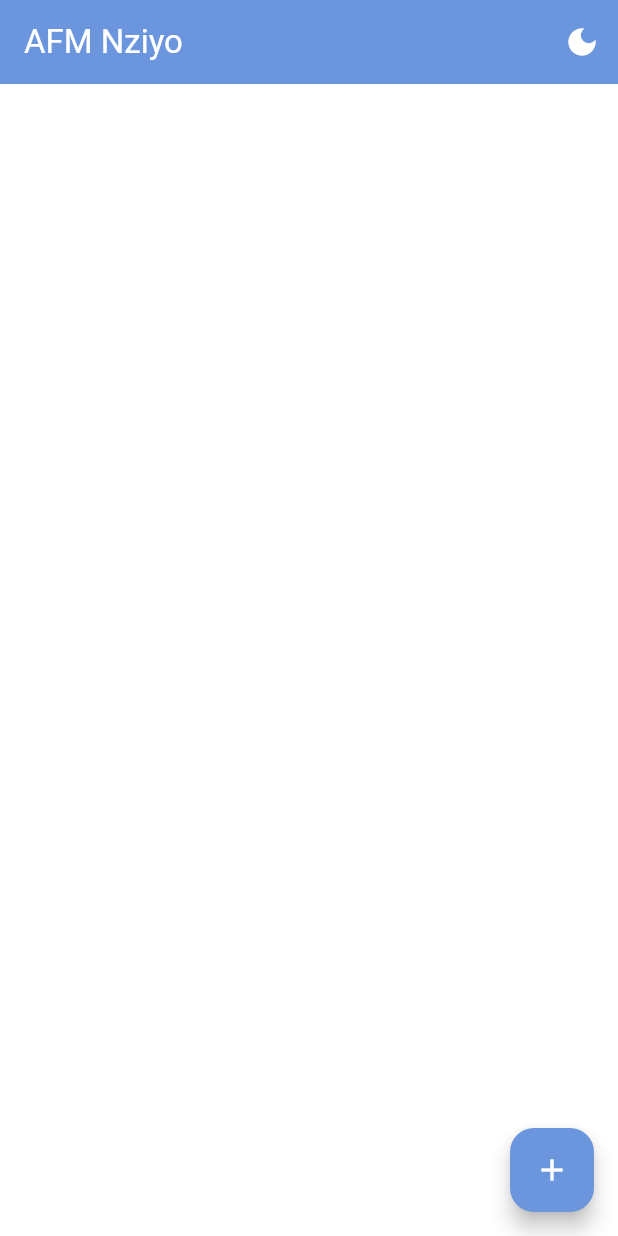
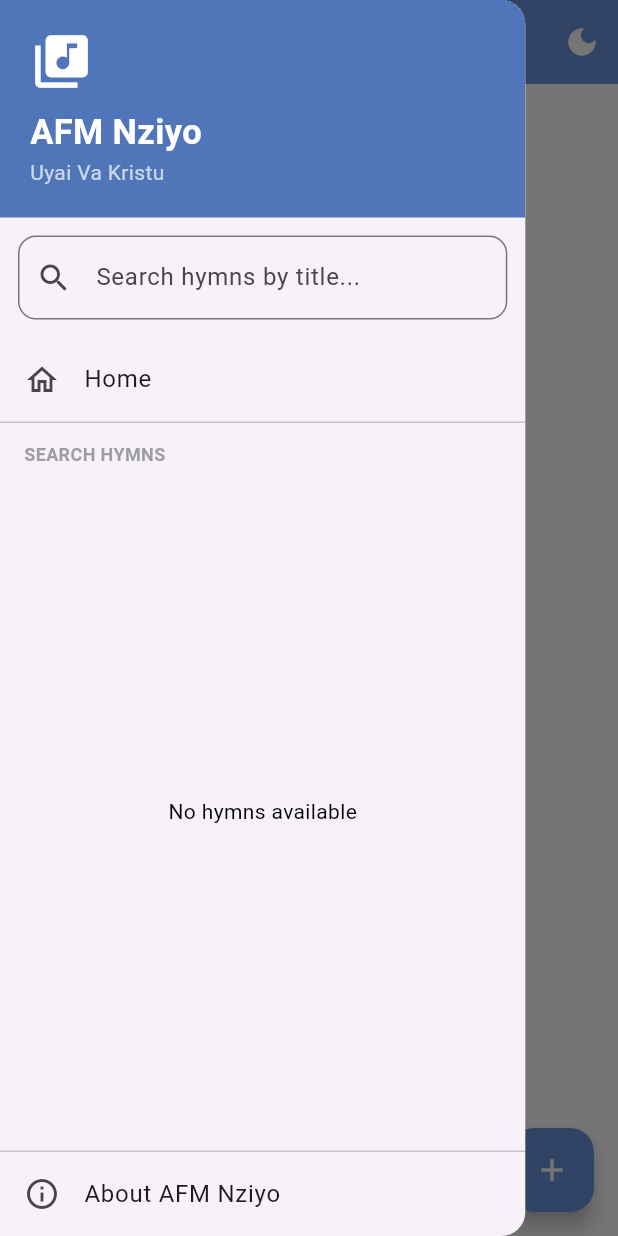
Before and after one commit to Leehon008/afm_hymn_book, a Flutter app: the screen it shows after launch, with the side drawer open (before the commit the screen has no drawer), on a phone screen of 412 x 824 dp. Run offline on Flutter 3.47's test engine with Material 3 defaults, Android fonts, the phone set to English and light mode, and no system bars; our stand-ins replace cloud_firestore, firebase_core; accounts and stored records are empty.

Commit message:
feat: add search fn + indrawer hym list + about

```diff
--- a/lib/pages/home_page.dart
+++ b/lib/pages/home_page.dart
@@ -17,49 +17,152 @@ class _AfmHomePageState extends State<AfmHomePage> {
   final TextEditingController _hymnTitleTextController =
       TextEditingController();
   final TextEditingController _hymnBodyTextController = TextEditingController();
+  final TextEditingController _searchController = TextEditingController();
+
   final FirebaseBackend _firebaseBackend = FirebaseBackend();
+
+  String _searchQuery = '';
+
+  @override
+  void dispose() {
+    _hymnTitleTextController.dispose();
+    _hymnBodyTextController.dispose();
+    _searchController.dispose();
+    super.dispose();
+  }
+
+  void openHymn(String hymnId) {
+    Navigator.push(
+      context,
+      MaterialPageRoute(builder: (context) => HymnDetailPage(hymnId: hymnId)),
+    );
+  }
 
   void openDialogBox() {
     showDialog(
       context: context,
-      builder: (context) => AlertDialog(
-        title: Text('Add Hymn'),
+      builder: (dialogContext) => AlertDialog(
+        title: const Text('Add Hymn'),
         content: Column(
           mainAxisSize: MainAxisSize.min,
           children: [
             TextField(
               controller: _hymnTitleTextController,
-              decoration: InputDecoration(labelText: 'Hymn Title'),
+              decoration: const InputDecoration(labelText: 'Hymn Title'),
             ),
-            SizedBox(height: 12),
+            const SizedBox(height: 12),
             TextField(
               controller: _hymnBodyTextController,
-              decoration: InputDecoration(labelText: 'Hymn Body'),
+              decoration: const InputDecoration(labelText: 'Hymn Body'),
               maxLines: 4,
             ),
           ],
         ),
         actions: [
           ElevatedButton(
-            onPressed: () {
-              _firebaseBackend.addHymn(
+            onPressed: () async {
+              await _firebaseBackend.addHymn(
                 _hymnTitleTextController.text,
                 _hymnBodyTextController.text,
               );
+
               _hymnTitleTextController.clear();
               _hymnBodyTextController.clear();
-              Navigator.of(context).pop();
+
+              if (dialogContext.mounted) {
+                Navigator.of(dialogContext).pop();
+              }
             },
-            child: Text('Add Hymn'),
+            child: const Text('Add Hymn'),
           ),
         ],
       ),
     );
   }
 
+  Widget buildHymnList({required bool inDrawer}) {
+    return StreamBuilder<QuerySnapshot>(
+      stream: _firebaseBackend.getHymns(),
+      builder: (context, snapshot) {
+        if (snapshot.hasError) {
+          return Center(child: Text('Error: ${snapshot.error}'));
+        }
+
+        if (!snapshot.hasData) {
+          return const Center(child: CircularProgressIndicator());
+        }
+
+        final hymns = snapshot.data!.docs;
+
+        final filteredHymns = hymns.where((hymn) {
+          final data = hymn.data() as Map<String, dynamic>;
+          final title = (data['title'] ?? '').toString().toLowerCase();
+
+          return title.contains(_searchQuery.toLowerCase());
+        }).toList();
+
+        if (filteredHymns.isEmpty) {
+          return Center(
+            child: Text(
+              _searchQuery.isEmpty ? 'No hymns available' : 'No hymns found',
+            ),
+          );
+        }
+
+        return ListView.builder(
+          itemCount: filteredHymns.length,
+          itemBuilder: (context, index) {
+            final hymn = filteredHymns[index];
+            final docID = hymn.id;
+            final data = hymn.data() as Map<String, dynamic>;
+            final hymnTitle = (data['title'] ?? '').toString();
+
+            return Card(
+              margin: EdgeInsets.symmetric(
+                horizontal: inDrawer ? 8 : 12,
+                vertical: 5,
+              ),
+              elevation: 2,
+              shape: RoundedRectangleBorder(
+                borderRadius: BorderRadius.circular(12),
+              ),
+              child: ListTile(
+                dense: inDrawer,
+                leading: const Icon(Icons.bookmark_outline),
+                title: Text(
+                  hymnTitle,
+                  maxLines: 2,
+                  overflow: TextOverflow.ellipsis,
+                  style: const TextStyle(fontWeight: FontWeight.w600),
+                ),
+                trailing: inDrawer
+                    ? const Icon(Icons.chevron_right)
+                    : Row(
+                        mainAxisSize: MainAxisSize.min,
+                        children: [
+                          Text(docID),
+                          const Icon(Icons.chevron_right, color: Colors.grey),
+                        ],
+                      ),
+                onTap: () {
+                  if (inDrawer) {
+                    Navigator.pop(context);
+                  }
+                  openHymn(docID);
+                },
+              ),
+            );
+          },
+        );
+      },
+    );
+  }
+
   @override
   Widget build(BuildContext context) {
     return Scaffold(
+      extendBodyBehindAppBar: true,
+
       appBar: AppBar(
         iconTheme: const IconThemeData(color: Colors.white, size: 24),
         title: const Text('AFM Nziyo', style: TextStyle(color: Colors.white)),
@@ -74,9 +177,7 @@ class _AfmHomePageState extends State<AfmHomePage> {
                       ? Icons.light_mode
                       : Icons.dark_mode,
                 ),
-                onPressed: () {
-                  widget.themeService.toggleTheme();
-                },
+                onPressed: widget.themeService.toggleTheme,
                 tooltip: widget.themeService.isDarkMode
                     ? 'Light Mode'
                     : 'Dark Mode',
@@ -85,73 +186,116 @@ class _AfmHomePageState extends State<AfmHomePage> {
           ),
         ],
       ),
-      body: StreamBuilder<QuerySnapshot>(
-        stream: _firebaseBackend.getHymns(),
-        builder: (context, snapshot) {
-          if (snapshot.hasData) {
-            final hymns = snapshot.data!.docs;
-            // Display hymns in a ListView
-            return ListView.builder(
-              itemCount: hymns.length,
-              itemBuilder: (context, index) {
-                final hymn = hymns[index];
-                String docID = hymn.id;
-                Map<String, dynamic> data =
-                    hymn.data()! as Map<String, dynamic>;
-                String hymnText = data['title'] ?? '';
-                return Card(
-                  margin: const EdgeInsets.symmetric(
-                    horizontal: 12,
-                    vertical: 6,
+
+      // Navigation drawer with live hymn search.
+      drawer: Drawer(
+        width: MediaQuery.of(context).size.width * 0.85,
+        child: SafeArea(
+          child: Column(
+            children: [
+              Container(
+                width: double.infinity,
+                padding: const EdgeInsets.all(20),
+                color: const Color.fromARGB(255, 80, 118, 185),
+                child: const Column(
+                  crossAxisAlignment: CrossAxisAlignment.start,
+                  children: [
+                    Icon(Icons.library_music, size: 42, color: Colors.white),
+                    SizedBox(height: 10),
+                    Text(
+                      'AFM Nziyo',
+                      style: TextStyle(
+                        fontSize: 23,
+                        fontWeight: FontWeight.bold,
+                        color: Colors.white,
                       ),
-                  elevation: 4,
-                  shape: RoundedRectangleBorder(
+                    ),
+                    Text(
+                      'Uyai Va Kristu',
+                      style: TextStyle(color: Colors.white70),
+                    ),
+                  ],
+                ),
+              ),
+
+              Padding(
+                padding: const EdgeInsets.all(12),
+                child: TextField(
+                  controller: _searchController,
+                  onChanged: (value) {
+                    setState(() {
+                      _searchQuery = value.trim();
+                    });
+                  },
+                  decoration: InputDecoration(
+                    hintText: 'Search hymns by title...',
+                    prefixIcon: const Icon(Icons.search),
+                    suffixIcon: _searchController.text.isNotEmpty
+                        ? IconButton(
+                            icon: const Icon(Icons.clear),
+                            onPressed: () {
+                              _searchController.clear();
+                              setState(() => _searchQuery = '');
+                            },
+                          )
+                        : null,
+                    border: OutlineInputBorder(
                       borderRadius: BorderRadius.circular(12),
                     ),
-                  child: ListTile(
-                    contentPadding: const EdgeInsets.symmetric(horizontal: 12),
-                    leading: const Icon(
-                      Icons.bookmark_outline_outlined,
-                      size: 20,
-                    ),
-                    title: Text(
-                      hymnText,
-                      maxLines: 3,
-                      overflow: TextOverflow.ellipsis,
-                      style: const TextStyle(
-                        fontSize: 16,
-                        fontWeight: FontWeight.w600,
                   ),
                 ),
-                    trailing: Row(
-                      mainAxisAlignment: MainAxisAlignment.spaceBetween,
-                      mainAxisSize: MainAxisSize.min,
-                      children: [
-                        Text(docID, style: TextStyle(fontSize: 16)),
-                        const Icon(Icons.chevron_right, color: Colors.grey),
+              ),
+
+              if (_searchQuery.isEmpty) ...[
+                ListTile(
+                  leading: const Icon(Icons.home_outlined),
+                  title: const Text('Home'),
+                  onTap: () => Navigator.pop(context),
+                ),
+                const Divider(height: 1),
+                const Padding(
+                  padding: EdgeInsets.fromLTRB(16, 12, 16, 4),
+                  child: Align(
+                    alignment: Alignment.centerLeft,
+                    child: Text(
+                      'SEARCH HYMNS',
+                      style: TextStyle(
+                        fontSize: 12,
+                        fontWeight: FontWeight.bold,
+                        color: Colors.grey,
+                      ),
+                    ),
+                  ),
+                ),
               ],
-                    ),
+
+              Expanded(child: buildHymnList(inDrawer: true)),
+
+              const Divider(height: 1),
+              ListTile(
+                leading: const Icon(Icons.info_outline),
+                title: const Text('About AFM Nziyo'),
                 onTap: () {
-                      Navigator.push(
-                        context,
-                        MaterialPageRoute(
-                          builder: (context) => HymnDetailPage(hymnId: docID),
-                        ),
+                  Navigator.pop(context);
+                  showAboutDialog(
+                    context: context,
+                    applicationName: 'AFM Nziyo',
+                    applicationVersion: '1.0.0',
+                    applicationLegalese: 'AFM Hymn Book first version',
+                    applicationIcon: const Icon(Icons.library_music, size: 42),
                   );
                 },
               ),
-                );
-              },
-            );
-          } else if (snapshot.hasError) {
-            return Center(child: Text('Error: ${snapshot.error}'));
-          }
-          return Center(child: CircularProgressIndicator());
-        },
+            ],
           ),
+        ),
+      ),
+
+      body: buildHymnList(inDrawer: false),
+
       floatingActionButton: FloatingActionButton(
         onPressed: openDialogBox,
-        child: Icon(Icons.add),
+        child: const Icon(Icons.add),
       ),
     );
   }
```
Lines whose indentation alone changed are shown as unchanged.
